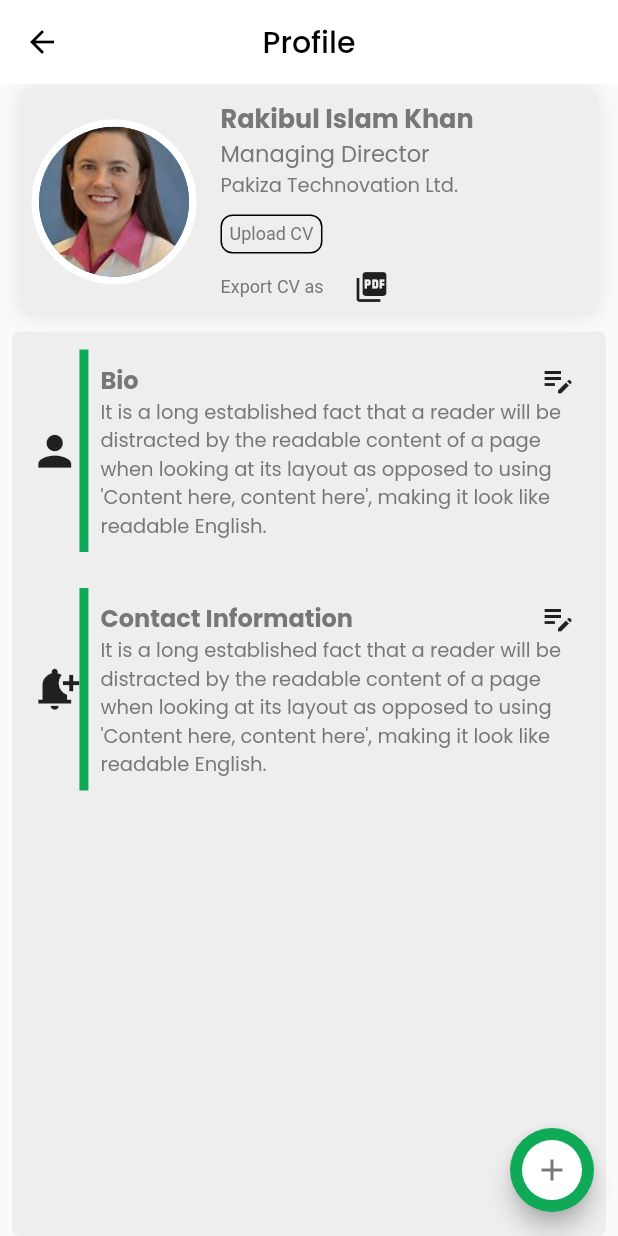
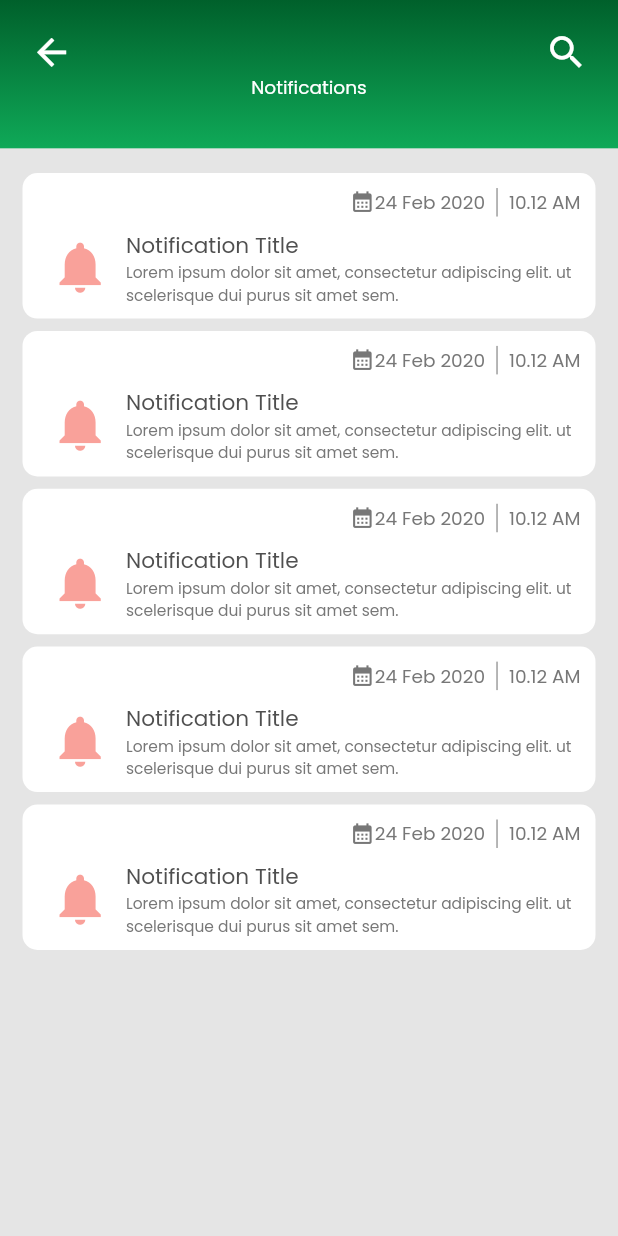
Before and after one commit to mahmudulri/07-Update-Austta, a Flutter app: the screen it shows after launch, on a phone screen of 412 x 824 dp. Run offline on Flutter 3.47's test engine with Material 2 defaults, Android fonts, the phone set to English and light mode, and no system bars; our stand-ins replace carousel_slider, file_picker, firebase_core, firebase_messaging, flutter_html, flutter_local_notifications and 10 more; missing offline and left inert: delta_to_html, flutter_quill, outlined_text, qr_code_scanner; accounts and stored records are empty; Roboto replaces fonts that are missing (Poppins_Regular).

Commit message:
added notification screen

```diff
--- /dev/null
+++ b/lib/app/modules/notification/views/notification_view.dart
@@ -0,0 +1,209 @@
+import 'package:flutter/material.dart';
+import 'package:flutter/services.dart';
+import 'package:google_fonts/google_fonts.dart';
+
+class NotificatonView extends StatelessWidget {
+  const NotificatonView({super.key});
+
+  @override
+  Widget build(BuildContext context) {
+    var screenWidth = MediaQuery.of(context).size.width;
+    var screenHeigth = MediaQuery.of(context).size.height;
+    String longText =
+        "Lorem ipsum dolor sit amet, consectetur adipiscing elit. ut scelerisque dui purus sit amet sem.";
+    SystemChrome.setEnabledSystemUIMode(SystemUiMode.manual,
+        overlays: [SystemUiOverlay.bottom]);
+    return Scaffold(
+        backgroundColor: Color(0xffE5E5E5),
+        body: Column(
+          children: [
+            Container(
+              height: screenHeigth * 0.120,
+              width: double.infinity,
+              decoration: const BoxDecoration(
+                gradient: LinearGradient(
+                  begin: Alignment.topCenter,
+                  end: Alignment.bottomCenter,
+                  colors: [
+                    Color(0xff00602B),
+                    Color(0xff0FA958),
+                  ],
+                ),
+              ),
+              child: Padding(
+                padding: const EdgeInsets.only(
+                  top: 20,
+                  left: 20,
+                  right: 20,
+                ),
+                child: Column(
+                  children: [
+                    Row(
+                      mainAxisAlignment: MainAxisAlignment.spaceBetween,
+                      children: [
+                        Icon(
+                          Icons.arrow_back,
+                          color: Colors.white,
+                          size: screenWidth * 0.070,
+                        ),
+                        Icon(
+                          Icons.search,
+                          color: Colors.white,
+                          size: screenWidth * 0.070,
+                        ),
+                      ],
+                    ),
+                    Text(
+                      "Notifications",
+                      style: GoogleFonts.poppins(
+                        textStyle: TextStyle(
+                          fontSize: screenWidth * 0.030,
+                          color: Color(0xffFFFFFF),
+                        ),
+                      ),
+                    ),
+                  ],
+                ),
+              ),
+            ),
+            SizedBox(
+              height: screenHeigth * 0.020,
+            ),
+            Expanded(
+              child: ListView.separated(
+                physics: BouncingScrollPhysics(),
+                separatorBuilder: (context, index) {
+                  return SizedBox(
+                    height: screenHeigth * 0.010,
+                  );
+                },
+                itemCount: 5,
+                itemBuilder: (context, index) {
+                  return notification_box(
+                    screenWidth: screenWidth,
+                    longText: longText,
+                  );
+                },
+              ),
+            ),
+          ],
+        ));
+  }
+}
+
+class notification_box extends StatelessWidget {
+  const notification_box({
+    Key? key,
+    required this.screenWidth,
+    required this.longText,
+  }) : super(key: key);
+
+  final double screenWidth;
+  final String longText;
+
+  @override
+  Widget build(BuildContext context) {
+    return Padding(
+      padding: const EdgeInsets.only(
+        left: 15,
+        right: 15,
+      ),
+      child: Container(
+        decoration: BoxDecoration(
+          color: Colors.white,
+          borderRadius: BorderRadius.circular(10),
+        ),
+        width: screenWidth,
+        child: Column(
+          children: [
+            IntrinsicHeight(
+              child: Padding(
+                padding: const EdgeInsets.only(
+                  right: 10,
+                  top: 10,
+                ),
+                child: Row(
+                  mainAxisAlignment: MainAxisAlignment.end,
+                  children: [
+                    Icon(
+                      Icons.calendar_month,
+                      color: Color(0xff777777),
+                      size: screenWidth * 0.040,
+                    ),
+                    Text(
+                      '24 Feb 2020',
+                      style: GoogleFonts.poppins(
+                        textStyle: TextStyle(
+                          fontSize: screenWidth * 0.030,
+                          color: Color(0xff777777),
+                        ),
+                      ),
+                    ),
+                    VerticalDivider(
+                      color: Colors.grey,
+                      thickness: 1,
+                    ),
+                    Text(
+                      '10.12 AM',
+                      style: GoogleFonts.poppins(
+                        textStyle: TextStyle(
+                          fontSize: screenWidth * 0.030,
+                          color: Color(0xff777777),
+                        ),
+                      ),
+                    ),
+                  ],
+                ),
+              ),
+            ),
+            Padding(
+              padding: const EdgeInsets.all(8.0),
+              child: Row(
+                children: [
+                  Expanded(
+                    flex: 1,
+                    child: Container(
+                      child: Icon(
+                        Icons.notifications,
+                        color: Colors.red.withOpacity(0.50),
+                        size: screenWidth * 0.100,
+                      ),
+                    ),
+                  ),
+                  Expanded(
+                    flex: 5,
+                    child: Container(
+                      child: Column(
+                        crossAxisAlignment: CrossAxisAlignment.start,
+                        children: [
+                          Text(
+                            "Notification Title",
+                            style: GoogleFonts.poppins(
+                              textStyle: TextStyle(
+                                fontSize: screenWidth * 0.035,
+                                color: Color(0xff4F4F4F),
+                              ),
+                            ),
+                          ),
+                          Text(
+                            longText,
+                            style: GoogleFonts.poppins(
+                              textStyle: TextStyle(
+                                fontSize: screenWidth * 0.025,
+                                color: Color(0xff777777),
+                              ),
+                            ),
+                          ),
+                        ],
+                      ),
+                    ),
+                  ),
+                ],
+              ),
+            ),
+          ],
+        ),
+      ),
+    );
+  }
+}
--- a/lib/app/routes/app_pages.dart
+++ b/lib/app/routes/app_pages.dart
@@ -1,4 +1,5 @@
 import 'package:aust_textile_alumni/app/modules/live_stream/live_stream_view.dart';
+import 'package:aust_textile_alumni/app/modules/notification/views/notification_view.dart';
 import 'package:aust_textile_alumni/app/modules/user_profile/views/user_profile.dart';
 import 'package:aust_textile_alumni/draft.dart';
 import 'package:get/get.dart';
@@ -33,7 +34,7 @@ part 'app_routes.dart';
 class AppPages {
   AppPages._();
 
-  static const INITIAL = Routes.USER_PROFILE;
+  static const INITIAL = Routes.NOTIFICATION;
 
   static final routes = [
     GetPage(
@@ -108,5 +109,9 @@ class AppPages {
       name: _Paths.USER_PROFILE,
       page: () => UserProfile(),
     ),
+    GetPage(
+      name: _Paths.NOTIFICATION,
+      page: () => NotificatonView(),
+    ),
   ];
 }
--- a/lib/app/routes/app_routes.dart
+++ b/lib/app/routes/app_routes.dart
@@ -19,6 +19,7 @@ abstract class Routes {
   static const LIVESTREAM = _Paths.LIVESTREAM;
   static const DRAFTPAGE = _Paths.DRAFTPAGE;
   static const USER_PROFILE = _Paths.USER_PROFILE;
+  static const NOTIFICATION = _Paths.NOTIFICATION;
 }
 
 abstract class _Paths {
@@ -37,4 +38,5 @@ abstract class _Paths {
   static const LIVESTREAM = '/live-stream';
   static const DRAFTPAGE = '/draft-page';
   static const USER_PROFILE = '/user-profile';
+  static const NOTIFICATION = '/notification';
 }
```
